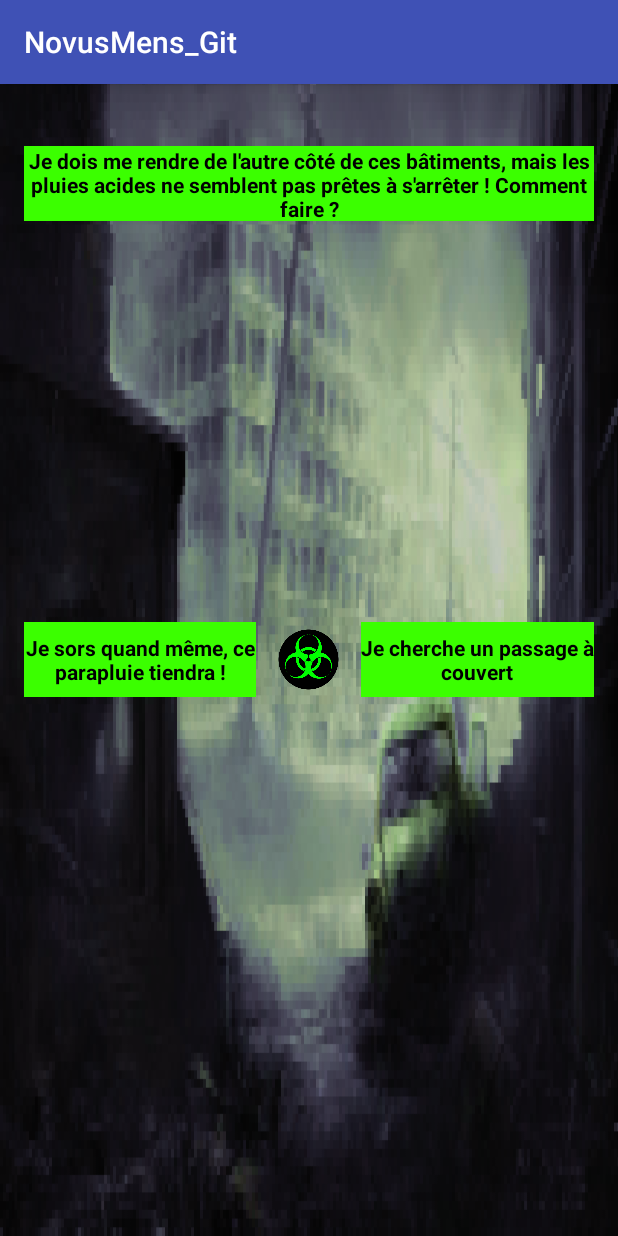
After one commit to finalKickOfTheDeath/NovusMens, an Android app: the EnigmePluiesAcidesActivity screen opened directly, with no data from a screen before it, on a phone screen of 412 x 824 dp. The commit adds this screen. Run offline under Robolectric (Android 15) with nearby library versions, the phone set to English and light mode, and no system bars.

Commit message:
ajout template enigmeNarrative

```diff
--- /dev/null
+++ b/app/src/main/java/com/math/novusmens_git/enigme/EnigmePluiesAcidesActivity.java
@@ -0,0 +1,17 @@
+package com.math.novusmens_git.enigme;
+
+import android.support.v7.app.AppCompatActivity;
+import android.os.Bundle;
+
+import com.math.novusmens_git.R;
+
+public class EnigmePluiesAcidesActivity extends AppCompatActivity {
+
+    @Override
+    protected void onCreate(Bundle savedInstanceState) {
+        super.onCreate(savedInstanceState);
+        setContentView(R.layout.activity_enigme_pluies_acides);
+
+
+    }
+}
--- /dev/null
+++ b/app/src/main/res/layout/activity_enigme_pluies_acides.xml
@@ -0,0 +1,69 @@
+<?xml version="1.0" encoding="utf-8"?>
+<RelativeLayout xmlns:android="http://schemas.android.com/apk/res/android"
+    xmlns:tools="http://schemas.android.com/tools"
+    xmlns:app="http://schemas.android.com/apk/res-auto"
+    android:id="@+id/activity_enigme_pluies_acides"
+    android:layout_width="match_parent"
+    android:layout_height="match_parent"
+    android:paddingBottom="@dimen/activity_vertical_margin"
+    android:paddingLeft="@dimen/activity_horizontal_margin"
+    android:paddingRight="@dimen/activity_horizontal_margin"
+    android:paddingTop="@dimen/activity_vertical_margin"
+    android:background="@drawable/pa_03"
+    tools:context="com.math.novusmens_git.enigme.EnigmePluiesAcidesActivity">
+
+
+    <TextView
+        android:text="Je dois me rendre de l'autre côté de ces bâtiments, mais les pluies acides ne semblent pas prêtes à s'arrêter ! Comment faire ?"
+        android:layout_width="wrap_content"
+        android:layout_height="50dp"
+        android:id="@+id/textView1"
+        android:gravity="center"
+        android:textColor="#000000"
+        android:textStyle="bold"
+        android:background="#3BFF00"
+        android:layout_marginTop="25dp"
+        android:layout_alignParentTop="true"
+        android:layout_alignParentStart="true" />
+
+    <TextView
+        android:text="Je cherche un passage à couvert"
+        android:layout_width="280dp"
+        android:layout_height="50dp"
+        android:id="@+id/textView_Q1_2"
+        android:gravity="center"
+        android:textColor="#000000"
+        android:textStyle="bold"
+        android:background="#3BFF00"
+        android:layout_alignBottom="@+id/textView_Q1_1"
+        android:layout_toEndOf="@+id/hazard"
+        android:layout_marginLeft="10dp"
+        android:onClick="repondre"
+        android:clickable="true"/>
+
+    <ImageView
+        android:layout_width="50dp"
+        android:layout_height="50dp"
+        app:srcCompat="@drawable/biohazard"
+        android:id="@+id/hazard"
+        android:gravity="center"
+        android:scaleType="fitXY"
+        android:layout_alignTop="@+id/textView_Q1_2"
+        android:layout_centerHorizontal="true" />
+
+    <TextView
+        android:text="Je sors quand même, ce parapluie tiendra !"
+        android:layout_width="280dp"
+        android:layout_height="50dp"
+        android:id="@+id/textView_Q1_1"
+        android:gravity="center"
+        android:textColor="#000000"
+        android:textStyle="bold"
+        android:background="#3BFF00"
+        android:onClick="repondre"
+        android:clickable="true"
+        android:layout_marginRight="10dp"
+        android:layout_centerVertical="true"
+        android:layout_alignParentStart="true"
+        android:layout_toStartOf="@+id/hazard" />
+</RelativeLayout>
--- a/app/src/main/res/layout/activity_niveau1.xml
+++ b/app/src/main/res/layout/activity_niveau1.xml
@@ -18,7 +18,7 @@
         android:layout_height="@dimen/map_button_size"
         android:scaleType="fitXY"
         app:srcCompat="@drawable/buttonmap"
-        android:id="@+id/btn1_narration1"
+        android:id="@+id/btn1_narrationMaisonAbandonnee"
         android:contentDescription="@string/level1_btn1"
         android:background="@drawable/roundedbutton"
         android:layout_marginStart="@dimen/map_button_marginLeft"
@@ -102,7 +102,7 @@
         android:layout_height="@dimen/map_button_size"
         android:scaleType="fitXY"
         app:srcCompat="@drawable/buttonmap"
-        android:id="@+id/btn7_narration2"
+        android:id="@+id/btn7_narrationDesertMagnetique"
         android:contentDescription="@string/level1_btn7"
         android:background="@drawable/roundedbutton"
         android:layout_marginStart="@dimen/map_button_marginLeft"
@@ -144,7 +144,7 @@
         android:layout_height="@dimen/map_button_size"
         android:scaleType="fitXY"
         app:srcCompat="@drawable/buttonmap"
-        android:id="@+id/btn10_narration3"
+        android:id="@+id/btn10_narrationPluiesAcides"
         android:contentDescription="@string/level1_btn10"
         android:background="@drawable/roundedbutton"
         android:layout_marginStart="@dimen/map_button_marginLeft"
--- a/app/src/main/res/values/colors.xml
+++ b/app/src/main/res/values/colors.xml
@@ -5,4 +5,5 @@
     <color name="colorAccent">#FF4081</color>
     <color name="white">#FFFFFF</color>
     <color name="back">#000000</color>
+    <color name="transparentBlack">#80000000</color>
 </resources>
--- a/app/src/main/res/values/strings.xml
+++ b/app/src/main/res/values/strings.xml
@@ -1,16 +1,16 @@
 <resources>
     <string name="app_name">NovusMens_Git</string>
 
-    <string name="level1_btn1">Enigme narrative 1</string>
+    <string name="level1_btn1">Enigme narrative maison abandonnée</string>
     <string name="level1_btn2">Enigme racine</string>
     <string name="level1_btn3">PNJ besoin deux objets</string>
     <string name="level1_btn4">Enigme Jarres</string>
     <string name="level1_btn5">Sortie</string>
     <string name="level1_btn6">Enigme Ordinateur Mdp</string>
-    <string name="level1_btn7">Enigme narrative 2</string>
+    <string name="level1_btn7">Enigme narrative desert magnetique</string>
     <string name="level1_btn8">Point bloqué</string>
     <string name="level1_btn9">Enigme blocs</string>
-    <string name="level1_btn10">Enigme narrative 3</string>
+    <string name="level1_btn10">Enigme narrative pluies acides</string>
 
     <string name="descEnigmeOrdi">Veuillez entrer le mot de passe : </string>
     <string name="inputEnigmeOrdi"> > </string>
```
Also changed, not shown: app/src/main/AndroidManifest.xml (+5 -3 lines), app/src/main/java/com/math/novusmens_git/enigme/EnigmeDesertMagnetiqueActivity.java (added, +15 -0 lines), app/src/main/java/com/math/novusmens_git/niveau/Niveau1Activity.java (+24 -0 lines), app/src/main/res/layout/activity_enigme_desert_magnetique.xml (added, +47 -0 lines), app/src/main/res/drawable/biohazard.png (added), app/src/main/res/drawable/desert_magnetique.jpg (added), app/src/main/res/drawable/pa_03.png (added), app/src/main/res/drawable/pa_04.png (added).
